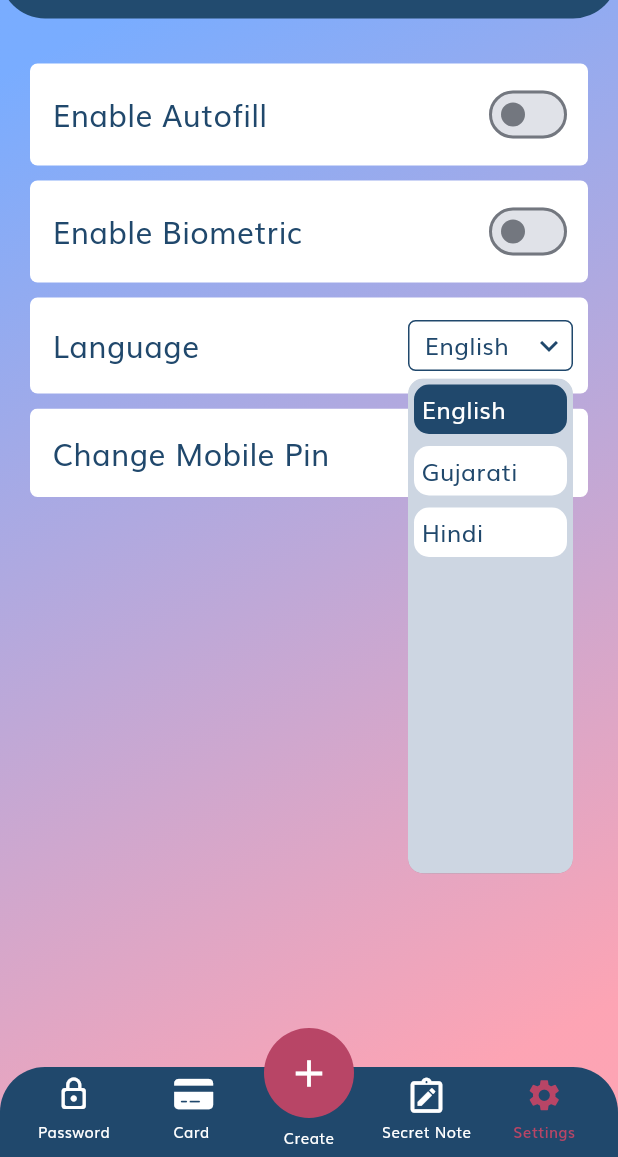
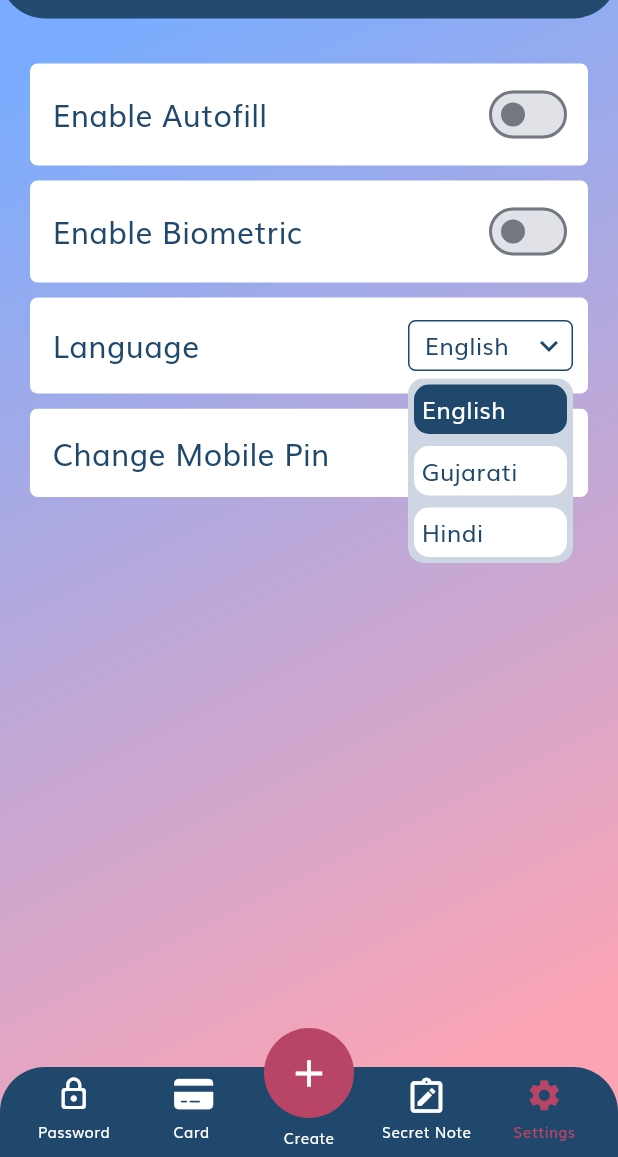
Before and after one commit to SHRIKUNJ1010/PassMana, a Flutter app: the SettingsItemListScreen screen opened by its route, after a tap on "English", on a phone screen of 412 x 824 dp, the part 79-1236 px from its top. Run offline on Flutter 3.47's test engine with Material 3 defaults, Android fonts, the phone set to English and light mode, and no system bars; our stand-ins replace flutter_redux, fluttericon, go_router, objectbox, redux; generated files the repository leaves out were written again.

Commit message:
- dropdown search constraint error resolved

```diff
--- a/lib/presentation/common/drop_down_search_custom/src/widgets/selection_widget.dart
+++ b/lib/presentation/common/drop_down_search_custom/src/widgets/selection_widget.dart
@@ -102,15 +102,16 @@ class SelectionWidgetState<T> extends State<SelectionWidget<T>> {
     return ValueListenableBuilder(
         valueListenable: _selectedItemsNotifier,
         builder: (ctx, value, wdgt) {
-          return Column(
-            crossAxisAlignment: CrossAxisAlignment.stretch,
-            mainAxisSize: MainAxisSize.min,
+          return ListView(
+            shrinkWrap: true,
+            physics: const NeverScrollableScrollPhysics(),
+            padding: EdgeInsets.zero,
+            /*crossAxisAlignment: CrossAxisAlignment.stretch,
+            mainAxisSize: MainAxisSize.min,*/
             children: <Widget>[
               /*_searchField(),
               _favoriteItemsWidget(),*/
-              Flexible(
-                fit: FlexFit.tight,
-                child: Stack(
+              Stack(
                 children: <Widget>[
                   StreamBuilder<List<T>>(
                     stream: _itemsStream.stream,
@@ -147,7 +148,7 @@ class SelectionWidgetState<T> extends State<SelectionWidget<T>> {
                         child: ListView.builder(
                           controller: widget.popupProps.listViewProps.controller ?? scrollController,
                           shrinkWrap: widget.popupProps.listViewProps.shrinkWrap,
-                            padding: widget.popupProps.listViewProps.padding,
+                          padding: EdgeInsets.zero /*widget.popupProps.listViewProps.padding*/,
                           scrollDirection: widget.popupProps.listViewProps.scrollDirection,
                           reverse: widget.popupProps.listViewProps.reverse,
                           primary: widget.popupProps.listViewProps.primary,
@@ -173,7 +174,6 @@ class SelectionWidgetState<T> extends State<SelectionWidget<T>> {
                   ),
                   _loadingWidget()
                 ],
-                ),
               ),
               _multiSelectionValidation(),
             ],
--- a/lib/presentation/settings/settings_item_list/settings_item_list_screen.dart
+++ b/lib/presentation/settings/settings_item_list/settings_item_list_screen.dart
@@ -129,7 +129,6 @@ class SettingsItemListScreen extends StatelessWidget {
                                 color: AppColors.primaryColor.withOpacity(0.2),
                                 borderRadius: BorderRadius.circular(10),
                               ),
-                              constraints: const BoxConstraints(maxHeight: 330, minHeight: 0),
                               child: child,
                             );
                           },
```
Lines whose indentation alone changed are shown as unchanged.
